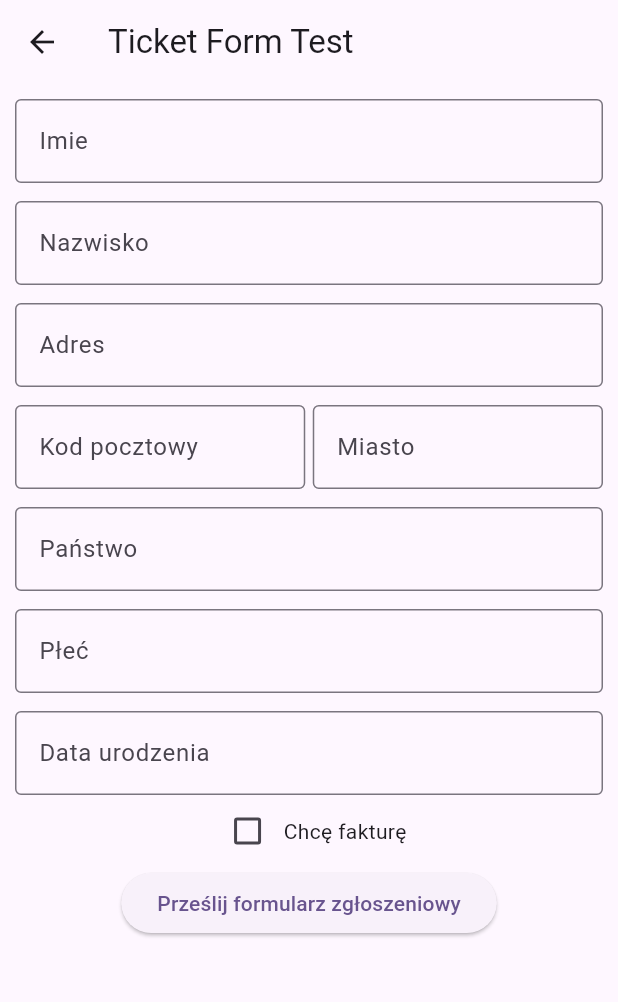
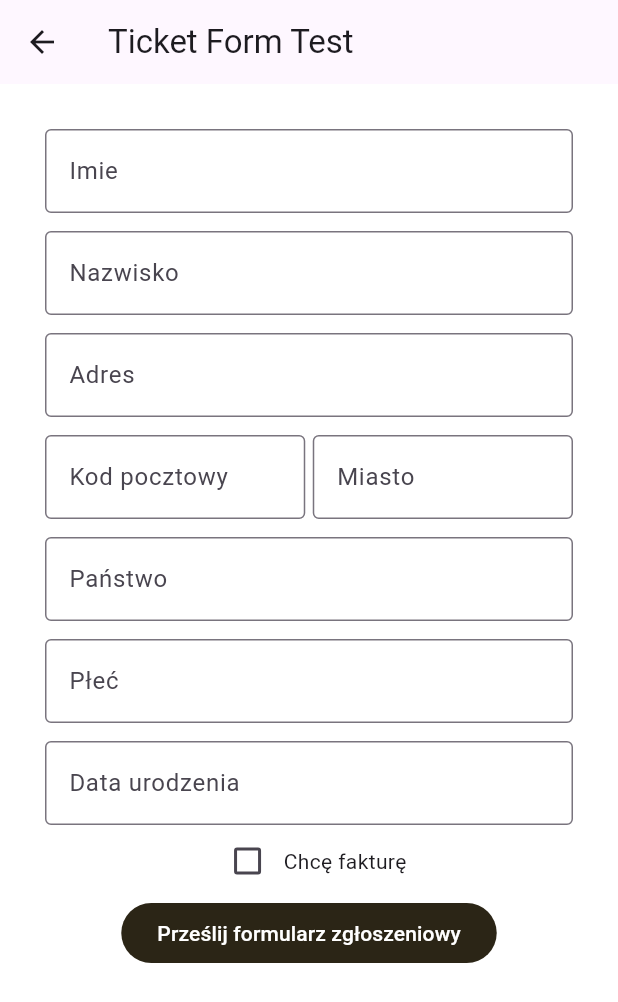
Before and after one commit to MaciejCiesielsk/PyrcampApp, a Flutter app: the screen it shows once a user with an empty profile is signed in, after a tap on "Cos tam", on a phone screen of 412 x 824 dp. Shown: the top 1002 px of the screen. Run offline on Flutter 3.47's test engine with Material 3 defaults, Android fonts, the phone set to English and light mode, and no system bars; our stand-ins replace cloud_firestore, firebase_auth, firebase_core; accounts and stored records are empty.

Commit message:
updated look of form

```diff
--- a/pyrcamp_app/lib/main.dart
+++ b/pyrcamp_app/lib/main.dart
@@ -1,5 +1,6 @@
 import 'package:flutter/material.dart';
 import 'package:firebase_core/firebase_core.dart';
+import 'package:pyrcamp_app/utils/theme/theme.dart';
 import 'firebase_options.dart';
 import 'package:pyrcamp_app/screens/auth.dart';
 import 'package:firebase_auth/firebase_auth.dart';
@@ -19,12 +20,9 @@ class MyApp extends StatelessWidget {
   Widget build(BuildContext context) {
     return MaterialApp(
       title: 'Pyrcamp App',
-      theme: ThemeData(
-        colorScheme: ColorScheme.fromSeed(
-          seedColor: Colors.deepPurple,
-        ),
-        useMaterial3: true,
-      ),
+      themeMode: ThemeMode.system,
+      theme: PAppTheme.lightTheme,
+      darkTheme: PAppTheme.darkTheme,
       home: StreamBuilder(
         stream: FirebaseAuth.instance.authStateChanges(),
         builder: (context, snapshot) {
--- a/pyrcamp_app/lib/screens/ticket_form_screen.dart
+++ b/pyrcamp_app/lib/screens/ticket_form_screen.dart
@@ -34,9 +34,16 @@ class _FormScreenState extends State<FormScreen> {
       await FirebaseFirestore.instance
           .collection('2k25')
           .doc(_enteredName)
-          .set({'name': _enteredName, 'surname': _enteredSurname, 'address': _enteredAddress, 'zipcode': _enteredZipCode, 'city': _enteredCity, 'country': _enteredCountry, 'sex': _enteredSex, 'birthdate': _enteredBirthDate});
-
-
+          .set({
+        'name': _enteredName,
+        'surname': _enteredSurname,
+        'address': _enteredAddress,
+        'zipcode': _enteredZipCode,
+        'city': _enteredCity,
+        'country': _enteredCountry,
+        'sex': _enteredSex,
+        'birthdate': _enteredBirthDate
+      });
     } on FirebaseException catch (error) {
       ScaffoldMessenger.of(context).clearSnackBars();
       ScaffoldMessenger.of(context).showSnackBar(SnackBar(
@@ -52,6 +59,8 @@ class _FormScreenState extends State<FormScreen> {
         title: const Text('Ticket Form Test'),
       ),
       body: Center(
+        child: Container(
+          margin: EdgeInsets.only(left: 20.0, right: 20.0),
           child: Column(
             children: [
               Expanded(
@@ -62,6 +71,9 @@ class _FormScreenState extends State<FormScreen> {
                       key: _formKey,
                       child: Column(
                         children: [
+                          const SizedBox(
+                            height: 20,
+                          ),
                           // NAME
                           TextFormField(
                               decoration: const InputDecoration(
@@ -126,7 +138,8 @@ class _FormScreenState extends State<FormScreen> {
                                         labelText: 'Kod pocztowy',
                                         border: OutlineInputBorder()),
                                     validator: (value) {
-                                    if (value == null || value.trim().isEmpty) {
+                                      if (value == null ||
+                                          value.trim().isEmpty) {
                                         return 'Please enter a valid zip code';
                                       }
                                       return null;
@@ -265,7 +278,8 @@ class _FormScreenState extends State<FormScreen> {
                             ),
                           ElevatedButton(
                             onPressed: _submit,
-                          child: const Text('Prześlij formularz zgłoszeniowy'),
+                            child:
+                                const Text('Prześlij formularz zgłoszeniowy'),
                           ),
                         ],
                       ),
@@ -276,6 +290,7 @@ class _FormScreenState extends State<FormScreen> {
             ],
           ),
         ),
+      ),
     );
   }
 }
--- a/pyrcamp_app/lib/utils/theme/custom_themes/elevated_button_theme.dart
+++ b/pyrcamp_app/lib/utils/theme/custom_themes/elevated_button_theme.dart
@@ -5,7 +5,8 @@ class PElevatedButtonTheme{
 
   static final lightElevatedButtonTheme = ElevatedButtonThemeData(
     style: ElevatedButton.styleFrom( // styleFrom is a simpler way to apply Button Style
-      foregroundColor: const Color.fromARGB(255, 63, 235, 48),
+      foregroundColor: const Color.fromARGB(255, 255, 255, 255),
+      backgroundColor: const Color.fromARGB(255, 43, 37, 22),
       elevation: 0,
     ),
   );
```
Lines whose indentation alone changed are shown as unchanged.
